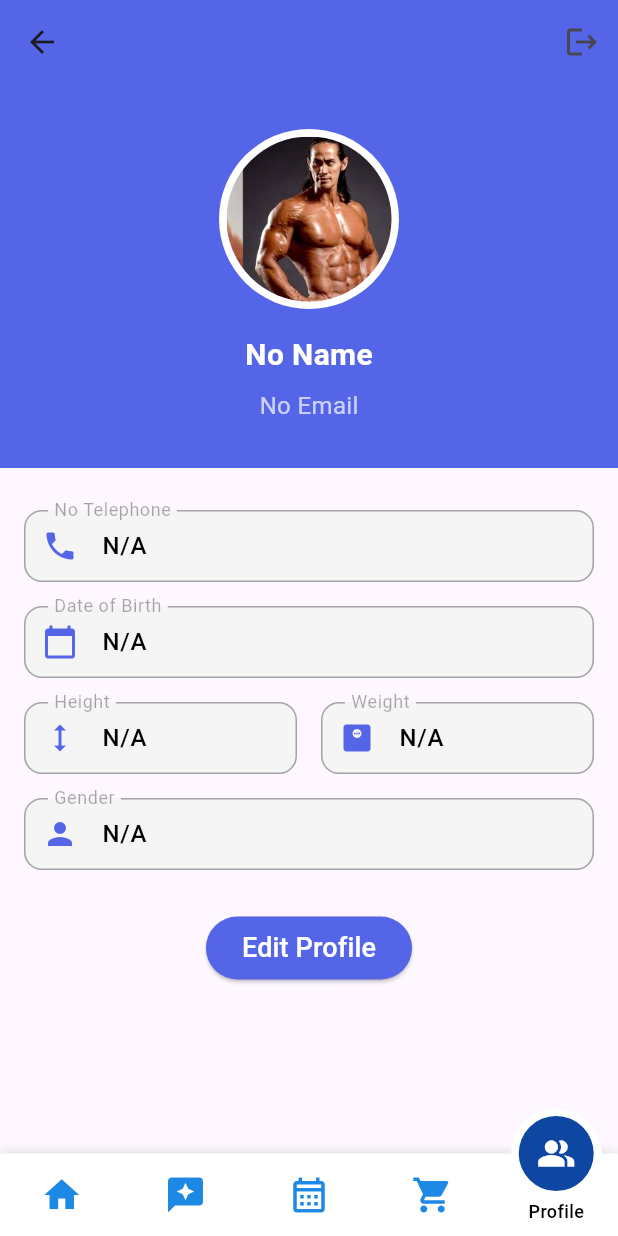
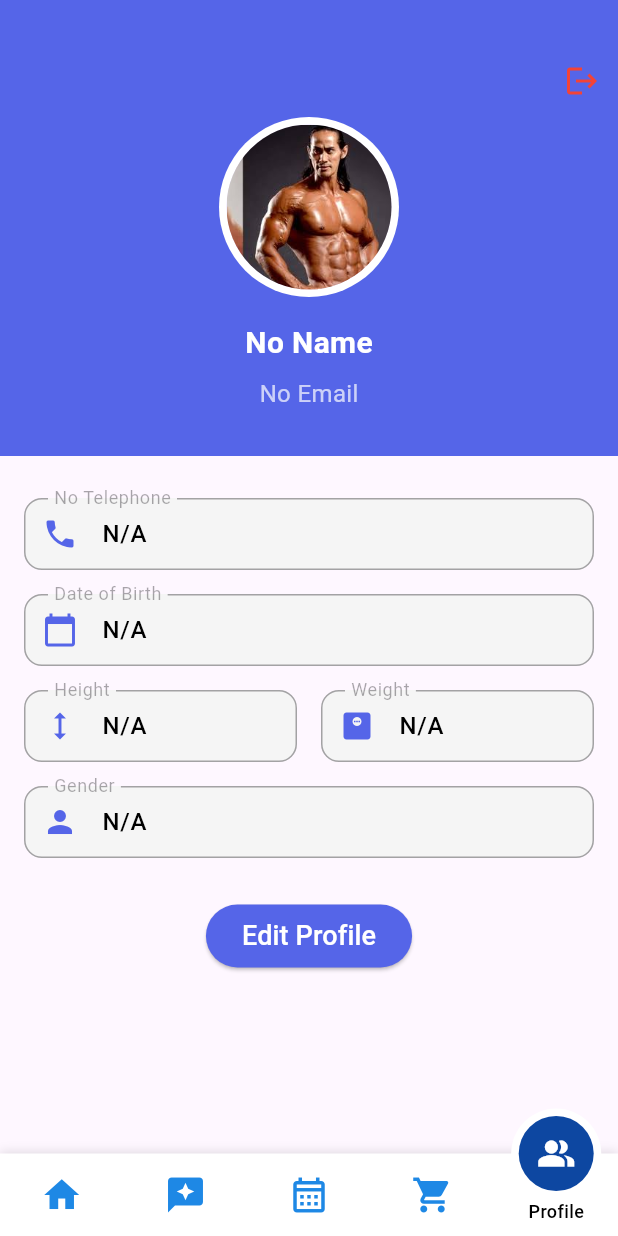
Before and after one commit to KevinArdiprana46/6_B_Gym, a Flutter app: the BerandaView screen opened directly, item 5 of the bottom bar chosen, on a phone screen of 412 x 824 dp. Run offline on Flutter 3.47's test engine with Material 3 defaults, Android fonts, the phone set to English and light mode, and no system bars; our stand-ins replace camera, image_picker, motion_tab_bar, shared_preferences; accounts and stored records are empty; network calls fail.

Commit message:
profile done kurang save foto profil

```diff
--- a/lib/entity/Profile.dart
+++ b/lib/entity/Profile.dart
@@ -1,18 +1,20 @@
 import 'dart:convert';
 
 class Profile {
+  int? profile_id;
   String? nama_depan;
   String? nama_belakang;
   String? password;
   String? tanggal_lahir;
-  double? height;
-  double? weight;
+  int? height;
+  int? weight;
   String? email;
   String? nomor_telepon;
   String? jenis_kelamin;
   String? profile_picture;
 
   Profile({
+    this.profile_id,
     this.nama_depan,
     this.nama_belakang,
     this.password,
@@ -25,16 +27,18 @@ class Profile {
     this.profile_picture,
   });
 
+  // Konversi dari JSON ke Profile
   factory Profile.fromJson(Map<String, dynamic> json) {
     return Profile(
+      profile_id: json['profile_id'],
       nama_depan: json['nama_depan'],
       nama_belakang: json['nama_belakang'],
+      email: json['email'],
+      nomor_telepon: json['nomor_telepon'],
       password: json['password'],
       tanggal_lahir: json['tanggal_lahir'],
-      height: (json['height'] != null) ? double.tryParse(json['height'].toString()) : null,
-      weight: (json['weight'] != null) ? double.tryParse(json['weight'].toString()) : null,
-      email: json['email'],
-      nomor_telepon: json['nomor_telepon'],
+      height: json['height'],
+      weight: json['weight'],
       jenis_kelamin: json['jenis_kelamin'],
       profile_picture: json['profile_picture'],
     );
@@ -44,13 +48,13 @@ class Profile {
     return {
       'nama_depan': nama_depan,
       'nama_belakang': nama_belakang,
+      'email': email,
+      'nomor_telepon': nomor_telepon,
       'password': password,
       'tanggal_lahir': tanggal_lahir,
       'height': height,
       'weight': weight,
-      'email': email,
-      'phone': nomor_telepon,
-      'gender': jenis_kelamin,
+      'jenis_kelamin': jenis_kelamin,
       'profile_picture': profile_picture,
     };
   }
--- a/lib/view/Profile/profile.dart
+++ b/lib/view/Profile/profile.dart
@@ -10,15 +10,16 @@ import 'package:tubes_pbp_6/view/home.dart';
 import 'package:tubes_pbp_6/view/bookClass/booking.dart';
 import 'package:tubes_pbp_6/entity/profile.dart';
 
-class MyWidget extends StatefulWidget {
-  const MyWidget({super.key});
+class ProfilePage extends StatefulWidget {
+  const ProfilePage({super.key});
 
   @override
   // ignore: library_private_types_in_public_api
   _ProfilePageState createState() => _ProfilePageState();
 }
 
-class _ProfilePageState extends State<MyWidget> with TickerProviderStateMixin {
+class _ProfilePageState extends State<ProfilePage>
+    with TickerProviderStateMixin {
   String? firstName;
   String? lastName;
   String? email;
@@ -27,7 +28,7 @@ class _ProfilePageState extends State<MyWidget> with TickerProviderStateMixin {
   String? dateOfBirth;
   String? height;
   String? weight;
-  String? profileImagePath;
+  String? profile_picture;
 
   MotionTabBarController? _motionTabBarController;
 
@@ -65,7 +66,7 @@ class _ProfilePageState extends State<MyWidget> with TickerProviderStateMixin {
             dateOfBirth = profileData.tanggal_lahir ?? 'No Date of Birth';
             height = profileData.height.toString() ?? 'No Height';
             weight = profileData.weight.toString() ?? 'No Weight';
-            profileImagePath = profileData.profile_picture ?? 'No Picture';
+            profile_picture = profileData.profile_picture ?? 'No Picture';
           });
         }
       } else {
@@ -94,7 +95,7 @@ class _ProfilePageState extends State<MyWidget> with TickerProviderStateMixin {
       case 4:
         Navigator.push(
           context,
-          MaterialPageRoute(builder: (context) => const MyWidget()),
+          MaterialPageRoute(builder: (context) => const ProfilePage()),
         );
         break;
       default:
@@ -115,16 +116,6 @@ class _ProfilePageState extends State<MyWidget> with TickerProviderStateMixin {
   @override
   Widget build(BuildContext context) {
     return Scaffold(
-      appBar: AppBar(
-        backgroundColor: const Color(0xFF5565E8),
-        actions: [
-          IconButton(
-            onPressed: _logout,
-            icon: const Icon(Icons.logout),
-            tooltip: 'Logout',
-          ),
-        ],
-      ),
       body: SingleChildScrollView(
         child: Column(
           children: [
@@ -135,13 +126,25 @@ class _ProfilePageState extends State<MyWidget> with TickerProviderStateMixin {
               padding: const EdgeInsets.symmetric(vertical: 30),
               child: Column(
                 children: [
+                  Row(
+                    mainAxisAlignment:
+                        MainAxisAlignment.end, // tombol logout di pojok kanan
+                    children: [
+                      IconButton(
+                        color: Colors.red,
+                        onPressed: _logout,
+                        icon: const Icon(Icons.logout),
+                        tooltip: 'Logout',
+                      ),
+                    ],
+                  ),
                   CircleAvatar(
                     radius: 60,
                     backgroundColor: Colors.white,
                     child: CircleAvatar(
                       radius: 55,
-                      backgroundImage: profileImagePath != null
-                          ? FileImage(File(profileImagePath!))
+                      backgroundImage: profile_picture != null
+                          ? FileImage(File(profile_picture!))
                           : const AssetImage('images/download.jpg')
                               as ImageProvider,
                     ),
@@ -157,7 +160,7 @@ class _ProfilePageState extends State<MyWidget> with TickerProviderStateMixin {
                   ),
                   const SizedBox(height: 8),
                   Text(
-                    lastName ?? 'No Email',
+                    email ?? 'No Email',
                     style: const TextStyle(
                       fontSize: 16,
                       color: Colors.white70,
@@ -206,7 +209,7 @@ class _ProfilePageState extends State<MyWidget> with TickerProviderStateMixin {
                     ),
                   );
                   if (result == true) {
-                    _loadProfileData(); // Refresh data if profile is updated
+                    _loadProfileData(); // Refresh data
                   }
                 },
                 style: ElevatedButton.styleFrom(
@@ -255,7 +258,7 @@ class _ProfilePageState extends State<MyWidget> with TickerProviderStateMixin {
     );
   }
 
-  // Widget to build the profile field
+  // rield untuk profile
   Widget _buildProfileField(String label, String value, IconData icon) {
     return Padding(
       padding: const EdgeInsets.symmetric(vertical: 8.0),
--- a/lib/view/bookClass/booking.dart
+++ b/lib/view/bookClass/booking.dart
@@ -55,7 +55,7 @@ class _BookClassState extends State<BookClass> with TickerProviderStateMixin {
         case 4:
           Navigator.pushReplacement(
             context,
-            MaterialPageRoute(builder: (context) => MyWidget()),
+            MaterialPageRoute(builder: (context) => ProfilePage()),
           );
           break;
         default:
--- a/lib/view/home.dart
+++ b/lib/view/home.dart
@@ -60,7 +60,7 @@ class _BerandaViewState extends State<BerandaView>
       case 4:
         Navigator.push(
           context,
-          MaterialPageRoute(builder: (context) => MyWidget()),
+          MaterialPageRoute(builder: (context) => ProfilePage()),
         );
         break;
       default:
```
Also changed, not shown: lib/client/ProfileClient.dart (+27 -13 lines), lib/view/Profile/editprofile.dart (+78 -41 lines).
